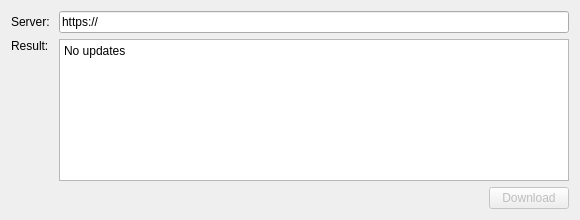
Before: the Qt Designer form source/application/updater/UpdateDialog.ui in CST-Modelling-Tools/TonatiuhPP, drawn with Qt 5.
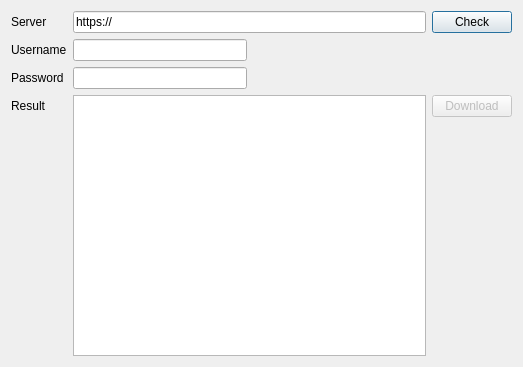
After: the same form once the commit is applied.

The edit to the form file:
```diff
--- a/source/application/updater/UpdateDialog.ui
+++ b/source/application/updater/UpdateDialog.ui
@@ -6,69 +6,91 @@
    <rect>
     <x>0</x>
     <y>0</y>
-    <width>580</width>
-    <height>220</height>
+    <width>523</width>
+    <height>367</height>
    </rect>
   </property>
   <property name="windowTitle">
    <string>Checking for updates</string>
   </property>
-  <layout class="QGridLayout" name="gridLayout" columnstretch="0,1,0">
+  <layout class="QGridLayout" name="gridLayout">
    <item row="0" column="0">
     <widget class="QLabel" name="serverLabel">
      <property name="text">
-      <string>Server: </string>
+      <string>Server</string>
      </property>
     </widget>
    </item>
-   <item row="1" column="0">
+   <item row="3" column="0">
     <widget class="QLabel" name="resultLabel">
      <property name="text">
-      <string>Result:</string>
+      <string>Result</string>
      </property>
-     <property name="alignment">
-      <set>Qt::AlignLeading|Qt::AlignLeft|Qt::AlignTop</set>
+    </widget>
+   </item>
+   <item row="2" column="0">
+    <widget class="QLabel" name="passwordLabel">
+     <property name="text">
+      <string>Password</string>
      </property>
     </widget>
    </item>
-   <item row="2" column="2">
-    <widget class="QPushButton" name="downloadButton">
-     <property name="enabled">
-      <bool>false</bool>
+   <item row="1" column="0">
+    <widget class="QLabel" name="userLabel">
+     <property name="text">
+      <string>Username</string>
      </property>
+    </widget>
+   </item>
+   <item row="1" column="1">
+    <widget class="QLineEdit" name="userEdit"/>
+   </item>
+   <item row="0" column="3">
+    <widget class="QPushButton" name="checkButton">
      <property name="text">
-      <string>Download</string>
+      <string>Check</string>
      </property>
     </widget>
    </item>
-   <item row="2" column="0" colspan="2">
+   <item row="2" column="1">
+    <widget class="QLineEdit" name="passwordEdit">
+     <property name="echoMode">
+      <enum>QLineEdit::Password</enum>
+     </property>
+    </widget>
+   </item>
+   <item row="1" column="2">
     <spacer name="horizontalSpacer">
      <property name="orientation">
       <enum>Qt::Horizontal</enum>
      </property>
      <property name="sizeHint" stdset="0">
       <size>
-       <width>219</width>
+       <width>40</width>
        <height>20</height>
       </size>
      </property>
     </spacer>
    </item>
-   <item row="1" column="1" colspan="2">
-    <widget class="QPlainTextEdit" name="resultText">
-     <property name="readOnly">
-      <bool>true</bool>
-     </property>
-     <property name="plainText">
-      <string>No updates</string>
-     </property>
-    </widget>
-   </item>
    <item row="0" column="1" colspan="2">
     <widget class="QLineEdit" name="serverEdit">
      <property name="text">
       <string>https://</string>
      </property>
+    </widget>
+   </item>
+   <item row="3" column="3">
+    <widget class="QPushButton" name="downloadButton">
+     <property name="enabled">
+      <bool>false</bool>
+     </property>
+     <property name="text">
+      <string>Download</string>
+     </property>
+    </widget>
+   </item>
+   <item row="3" column="1" rowspan="2" colspan="2">
+    <widget class="QPlainTextEdit" name="resultText">
      <property name="readOnly">
       <bool>true</bool>
      </property>
```
Left out of the diff: 8 changed lines with no effect on the pictures.
